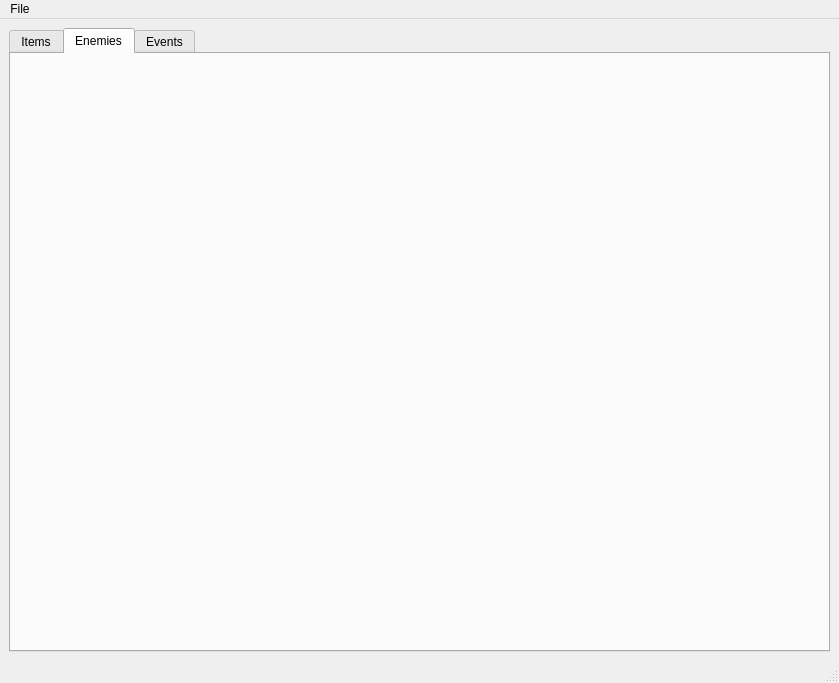
Old version of the form ui/mainwindow.ui in the repository Boxfort/ZombieDataApp.
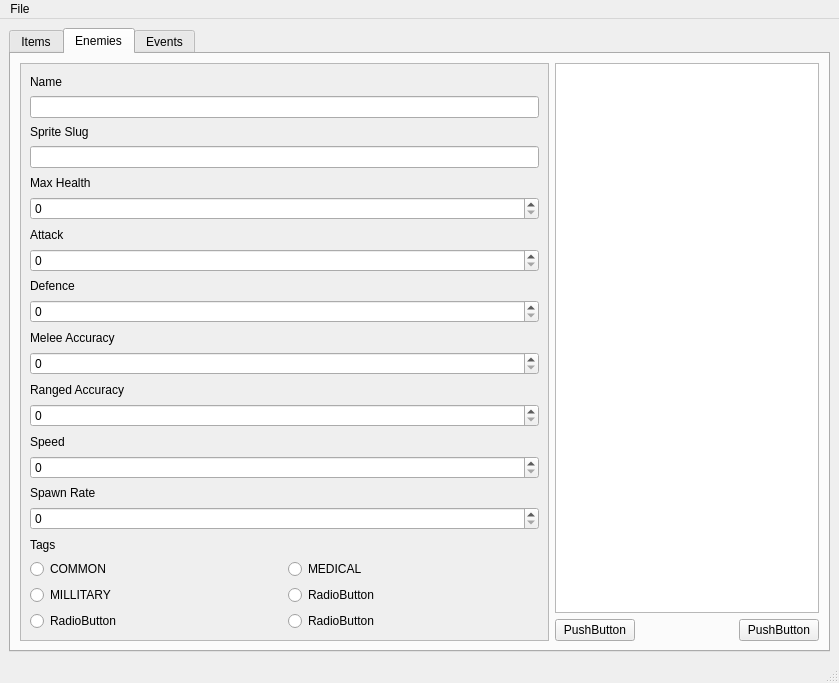
New version of the form. The open tabs and pages were chosen to show the change.

Commit message: enemy ui layout

What changed in the file:
```diff
--- a/ui/mainwindow.ui
+++ b/ui/mainwindow.ui
@@ -14,7 +14,7 @@
    <string>ZombieData</string>
   </property>
   <widget class="QWidget" name="centralwidget">
-   <layout class="QHBoxLayout" name="horizontalLayout_2">
+   <layout class="QVBoxLayout" name="verticalLayout_9">
     <item>
      <widget class="QTabWidget" name="tabWidget">
       <property name="currentIndex">
@@ -388,6 +388,226 @@
        <attribute name="title">
         <string>Enemies</string>
        </attribute>
+       <layout class="QHBoxLayout" name="horizontalLayout_7" stretch="2,1">
+        <item>
+         <widget class="QScrollArea" name="scrollArea_2">
+          <property name="widgetResizable">
+           <bool>true</bool>
+          </property>
+          <widget class="QWidget" name="scrollAreaWidgetContents_3">
+           <property name="geometry">
+            <rect>
+             <x>0</x>
+             <y>0</y>
+             <width>513</width>
+             <height>617</height>
+            </rect>
+           </property>
+           <layout class="QVBoxLayout" name="verticalLayout_8">
+            <item>
+             <widget class="QLabel" name="label_18">
+              <property name="text">
+               <string>Name</string>
+              </property>
+             </widget>
+            </item>
+            <item>
+             <widget class="QLineEdit" name="lineEdit"/>
+            </item>
+            <item>
+             <widget class="QLabel" name="label_17">
+              <property name="text">
+               <string>Sprite Slug</string>
+              </property>
+             </widget>
+            </item>
+            <item>
+             <widget class="QLineEdit" name="lineEdit_2"/>
+            </item>
+            <item>
+             <widget class="QLabel" name="label_19">
+              <property name="text">
+               <string>Max Health</string>
+              </property>
+             </widget>
+            </item>
+            <item>
+             <widget class="QSpinBox" name="spinBox"/>
+            </item>
+            <item>
+             <widget class="QLabel" name="label_20">
+              <property name="text">
+               <string>Attack</string>
+              </property>
+             </widget>
+            </item>
+            <item>
+             <widget class="QSpinBox" name="spinBox_2"/>
+            </item>
+            <item>
+             <widget class="QLabel" name="label_21">
+              <property name="text">
+               <string>Defence</string>
+              </property>
+             </widget>
+            </item>
+            <item>
+             <widget class="QSpinBox" name="spinBox_3"/>
+            </item>
+            <item>
+             <widget class="QLabel" name="label_22">
+              <property name="text">
+               <string>Melee Accuracy</string>
+              </property>
+             </widget>
+            </item>
+            <item>
+             <widget class="QSpinBox" name="spinBox_4">
+              <property name="maximum">
+               <number>10</number>
+              </property>
+             </widget>
+            </item>
+            <item>
+             <widget class="QLabel" name="label_23">
+              <property name="text">
+               <string>Ranged Accuracy</string>
+              </property>
+             </widget>
+            </item>
+            <item>
+             <widget class="QSpinBox" name="spinBox_5">
+              <property name="maximum">
+               <number>10</number>
+              </property>
+             </widget>
+            </item>
+            <item>
+             <widget class="QLabel" name="label_24">
+              <property name="text">
+               <string>Speed</string>
+              </property>
+             </widget>
+            </item>
+            <item>
+             <widget class="QSpinBox" name="spinBox_6">
+              <property name="maximum">
+               <number>10</number>
+              </property>
+             </widget>
+            </item>
+            <item>
+             <widget class="QLabel" name="label_25">
+              <property name="text">
+               <string>Spawn Rate</string>
+              </property>
+             </widget>
+            </item>
+            <item>
+             <widget class="QSpinBox" name="spinBox_7"/>
+            </item>
+            <item>
+             <widget class="QLabel" name="label_26">
+              <property name="text">
+               <string>Tags</string>
+              </property>
+             </widget>
+            </item>
+            <item>
+             <layout class="QGridLayout" name="gridLayout_2">
+              <item row="0" column="0">
+               <widget class="QRadioButton" name="radioButton_9">
+                <property name="text">
+                 <string>COMMON</string>
+                </property>
+               </widget>
+              </item>
+              <item row="1" column="0">
+               <widget class="QRadioButton" name="radioButton_11">
+                <property name="text">
+                 <string>MILLITARY</string>
+                </property>
+               </widget>
+              </item>
+              <item row="1" column="1">
+               <widget class="QRadioButton" name="radioButton_12">
+                <property name="text">
+                 <string>RadioButton</string>
+                </property>
+               </widget>
+              </item>
+              <item row="0" column="1">
+               <widget class="QRadioButton" name="radioButton_10">
+                <property name="text">
+                 <string>MEDICAL</string>
+                </property>
+               </widget>
+              </item>
+              <item row="2" column="0">
+               <widget class="QRadioButton" name="radioButton_13">
+                <property name="text">
+                 <string>RadioButton</string>
+                </property>
+               </widget>
+              </item>
+              <item row="2" column="1">
+               <widget class="QRadioButton" name="radioButton_14">
+                <property name="text">
+                 <string>RadioButton</string>
+                </property>
+               </widget>
+              </item>
+             </layout>
+            </item>
+           </layout>
+          </widget>
+         </widget>
+        </item>
+        <item>
+         <layout class="QVBoxLayout" name="verticalLayout_7">
+          <property name="rightMargin">
+           <number>0</number>
+          </property>
+          <item>
+           <widget class="QListView" name="listView"/>
+          </item>
+          <item>
+           <layout class="QHBoxLayout" name="horizontalLayout_8">
+            <property name="bottomMargin">
+             <number>0</number>
+            </property>
+            <item>
+             <widget class="QPushButton" name="pushButton_2">
+              <property name="text">
+               <string>PushButton</string>
+              </property>
+             </widget>
+            </item>
+            <item>
+             <spacer name="horizontalSpacer_3">
+              <property name="orientation">
+               <enum>Qt::Horizontal</enum>
+              </property>
+              <property name="sizeHint" stdset="0">
+               <size>
+                <width>40</width>
+                <height>20</height>
+               </size>
+              </property>
+             </spacer>
+            </item>
+            <item>
+             <widget class="QPushButton" name="pushButton">
+              <property name="text">
+               <string>PushButton</string>
+              </property>
+             </widget>
+            </item>
+           </layout>
+          </item>
+         </layout>
+        </item>
+       </layout>
       </widget>
       <widget class="QWidget" name="tab_2">
        <attribute name="title">
```
Left out of the diff: 2 changed lines with no effect on the pictures. The commit also changes 3 other files.
